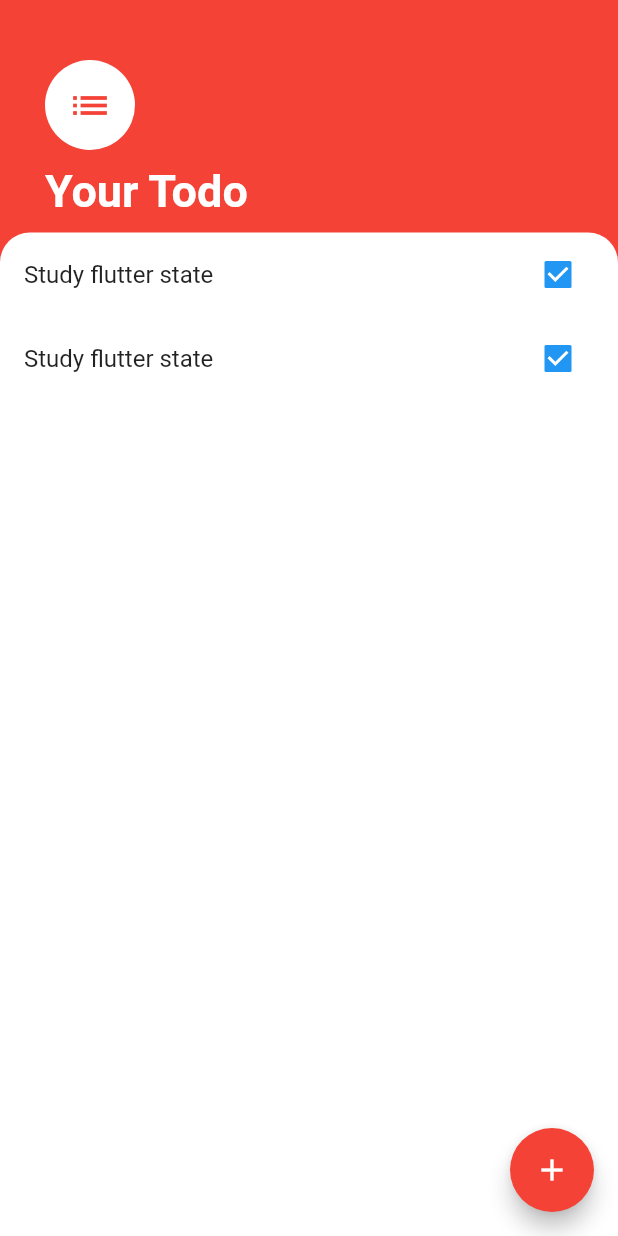
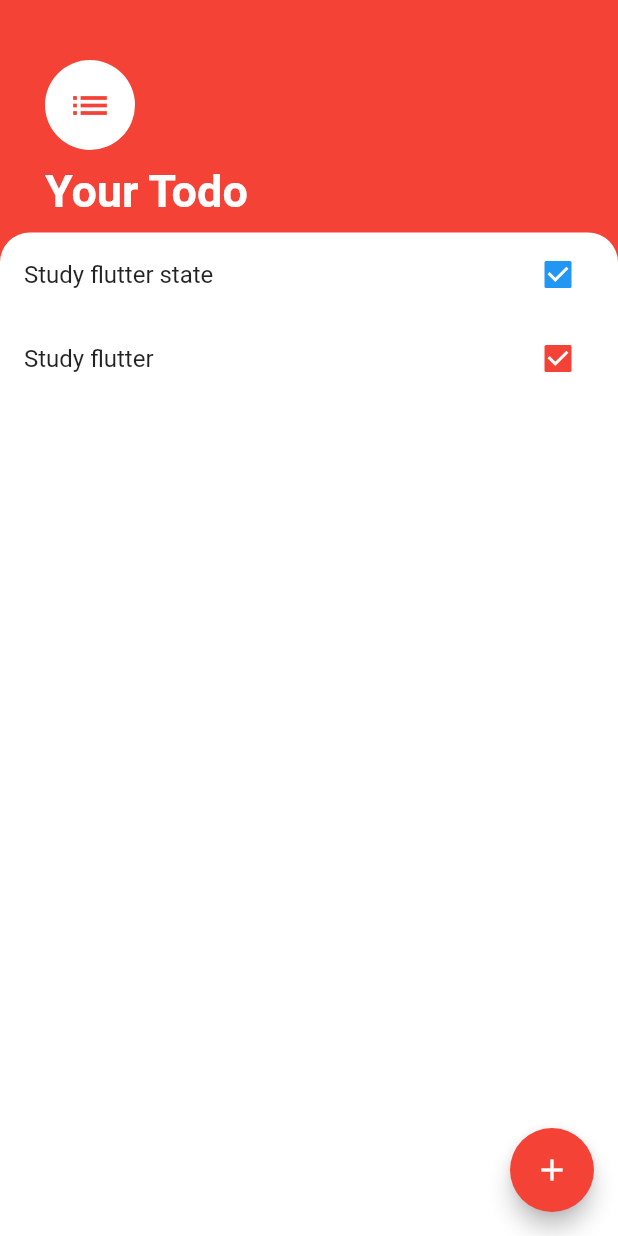
Before and after one commit to Anand4756/TodoApp-flutter-, a Flutter app: the screen it shows after launch, on a phone screen of 412 x 824 dp. Run offline on Flutter 3.47's test engine with Material 2 defaults, Android fonts, the phone set to English and light mode, and no system bars.

Commit message:
minor changes

```diff
--- a/lib/Screens/tasks_screen.dart
+++ b/lib/Screens/tasks_screen.dart
@@ -63,11 +63,11 @@ class TasksScreen extends StatelessWidget {
                         ),
                       ),
                       ListTile(
-                        title: Text('Study flutter state'),
+                        title: Text('Study flutter'),
                         trailing: Checkbox(
-                          onChanged: (bool? value) {},
-                          value: true,
-                        ),
+                            onChanged: (bool? value) {},
+                            value: true,
+                            activeColor: Colors.red),
                       ),
                     ],
                   )),
```
